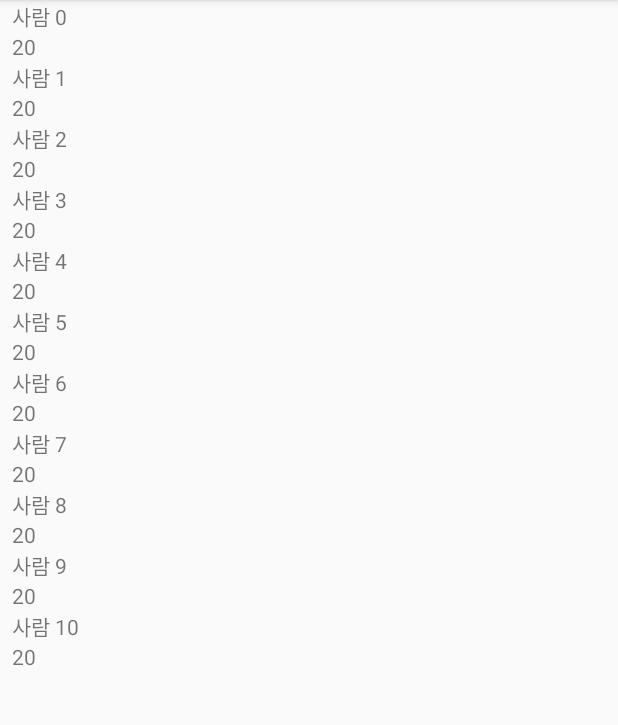
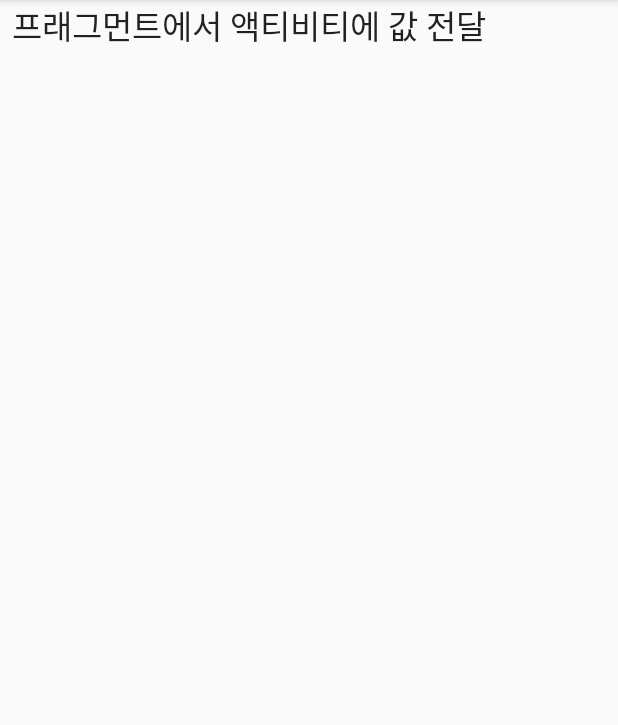
Before and after one commit to junsuk5/KotlinExam, an Android app: the screen it shows after launch (MainActivity), on a phone screen of 412 x 824 dp, the part 84-809 px from its top. Run offline under Robolectric (Android 15) with nearby library versions, the phone set to English and light mode, and no system bars; our stand-ins replace data binding; libraries missing offline, so code that uses them is left out: org.jetbrains.anko.

Commit message:
첫 화면 구조 잡기

```diff
--- a/app/build.gradle
+++ b/app/build.gradle
@@ -21,13 +21,13 @@ android {
         }
     }
     dataBinding {
-        enabled=true
+        enabled = true
     }
 }
 
 dependencies {
     implementation fileTree(dir: 'libs', include: ['*.jar'])
-    implementation"org.jetbrains.kotlin:kotlin-stdlib-jdk7:$kotlin_version"
+    implementation "org.jetbrains.kotlin:kotlin-stdlib-jdk7:$kotlin_version"
     implementation 'com.android.support:appcompat-v7:28.0.0'
     implementation 'com.android.support.constraint:constraint-layout:1.1.3'
     testImplementation 'junit:junit:4.12'
--- a/app/src/main/AndroidManifest.xml
+++ b/app/src/main/AndroidManifest.xml
@@ -9,11 +9,12 @@
         android:roundIcon="@mipmap/ic_launcher_round"
         android:supportsRtl="true"
         android:theme="@style/AppTheme">
+        <activity android:name=".item01.Item01Activity"></activity>
         <activity android:name=".MainActivity">
             <intent-filter>
-                <action android:name="android.intent.action.MAIN"/>
+                <action android:name="android.intent.action.MAIN" />
 
-                <category android:name="android.intent.category.LAUNCHER"/>
+                <category android:name="android.intent.category.LAUNCHER" />
             </intent-filter>
         </activity>
     </application>
--- a/app/src/main/java/com/example/kotlinexam/MainActivity.kt
+++ b/app/src/main/java/com/example/kotlinexam/MainActivity.kt
@@ -1,16 +1,15 @@
 package com.example.kotlinexam
 
+import android.content.Intent
 import android.os.Bundle
 import android.support.v7.app.AppCompatActivity
 import android.support.v7.widget.RecyclerView
 import android.view.LayoutInflater
 import android.view.ViewGroup
-import com.example.kotlinexam.databinding.ItemPersonBinding
+import com.example.kotlinexam.databinding.ItemSubjectBinding
+import com.example.kotlinexam.item01.Item01Activity
 import kotlinx.android.synthetic.main.activity_main.*
 import org.jetbrains.anko.AnkoLogger
-import org.jetbrains.anko.debug
-import org.jetbrains.anko.info
-import org.jetbrains.anko.toast
 
 class MainActivity : AppCompatActivity(), AnkoLogger {
 
@@ -18,134 +17,42 @@ class MainActivity : AppCompatActivity(), AnkoLogger {
         super.onCreate(savedInstanceState)
         setContentView(R.layout.activity_main)
 
-        val adapter = PersonAdapter { person ->
-            toast(person.toString())
+        val adapter = SubjectAdapter { subject ->
+            val intent = Intent(this, subject.clazz)
+            startActivity(intent)
         }
         recycler_view.adapter = adapter
 
-        val people = arrayListOf<Person>()
-        for (i in 0..10) {
-            people.add(Person("사람 $i", 20))
-        }
+        val subjects = arrayListOf<Subject>()
+        subjects.add(Subject("프래그먼트에서 액티비티에 값 전달", Item01Activity::class.java))
 
-        adapter.items = people
+        adapter.items = subjects
         adapter.notifyDataSetChanged()
     }
 
-    private fun 문법연습() {
-        val str = """
-                안녕하세요.
-                반갑습니다.
-                ㅇㄹㅁ;ㅓㄴㅇㄹ ㅁㄴㅇ
-                ㅁㄴㅇㄹ ㅇㄴ
-            """.trimIndent()
-
-        // Anko
-        debug(str)
-
-        val name = "오준석"
-        val age = 39
-
-        // 기존 방법
-        debug("제 이름은 " + name + "이고, 나이는 " + age + "입니다")
-        // 새로운 방법
-        debug("제 이름은 ${name}이고, 나이는 ${age}입니다")
-
-        // 1~5 까지 들어간 배열
-        val numbers = arrayOf(1, 2, 3, 4, 5)
-        // 1~5 까지 들어간 ArrayList
-        val numberList = arrayListOf(1, 2, 3, 4, 5)
-        // Map
-        val hashMap = hashMapOf(
-            "오준석" to "천재",
-            "장혁재" to "다이어트중?"
-        )
-
-
-        val a = 10
-        val b = 20
-        val max = if (a > b) a else b       // int max = a > b ? a : b
-
-        val x = 1
-        when (x) {
-            1 -> debug(x)
-            2 -> debug(2 * x)
-            in 3..5 -> debug("3~5")
-            in 8..10 -> debug("8~10")
-            else -> {
-                debug("else")
-                debug("else")
-                debug("else")
-            }
-        }
-
-
-        val numStr = when (x % 2) {
-            0 -> "짝"
-            else -> "홀"
-        }
-
-        // for(int i = 0; i < 10; i++)
-        for (i in 0..9) {
-
-        }
-
-        var text: String? = null
-
-        // 안전한 호출 ?.
-        debug(text?.trim())
-        // 강제 호출 !!     안 좋아!!!!!
-        //        debug(text!!.trim())
-
-        // 컬렉션
-        // ArrayList
-        val numList = arrayListOf(1, 2, 3, 4, 5)
-
-        // for (int num : numList) {
-        //      if (num % 2 == 0) {
-        //          log(num + "번");
-        //      }
-        // }
-        val filterd = numList
-            .filter { it % 2 == 0 }
-            .map { "${it}번" }
-
-        info { filterd }
-    }
-
-    // public String isEven(int number) { }
-    fun isEven(number: Int): String = when (number % 2) {
-        0 -> "짝"
-        else -> "홀"
-    }
 }
 
-// 모델
-data class Person(var name: String, var age: Int)
+data class Subject(val title: String, val clazz: Class<Item01Activity>)
 
-// Adapter
-class PersonAdapter(val callback: (person: Person) -> Unit) :
-    RecyclerView.Adapter<PersonAdapter.PersonViewHolder>() {
-    var items = arrayListOf<Person>()
+class SubjectAdapter(private val clickListener: (person: Subject) -> Unit) :
+    RecyclerView.Adapter<SubjectAdapter.SubjectViewHolder>() {
+    var items = arrayListOf<Subject>()
 
-    override fun onCreateViewHolder(parent: ViewGroup, position: Int): PersonViewHolder {
+    class SubjectViewHolder(val binding: ItemSubjectBinding) : RecyclerView.ViewHolder(binding.root)
+
+    override fun onCreateViewHolder(parent: ViewGroup, viewType: Int): SubjectViewHolder {
         val view = LayoutInflater.from(parent.context)
-            .inflate(R.layout.item_person, parent, false)
-        val holder = PersonViewHolder(ItemPersonBinding.bind(view))
+            .inflate(R.layout.item_subject, parent, false)
+        val viewHolder = SubjectViewHolder(ItemSubjectBinding.bind(view))
         view.setOnClickListener {
-            callback.invoke(items[holder.adapterPosition])
+            clickListener.invoke(items[viewHolder.adapterPosition])
         }
-        return holder
+        return viewHolder
     }
 
     override fun getItemCount() = items.size
 
-    override fun onBindViewHolder(holder: PersonViewHolder, position: Int) {
-        holder.binding.person = items[position]
+    override fun onBindViewHolder(holder: SubjectViewHolder, position: Int) {
+        holder.binding.subject = items[position]
     }
-
-
-    // ViewHolder
-    class PersonViewHolder(val binding: ItemPersonBinding) : RecyclerView.ViewHolder(binding.root)
-
 }
--- /dev/null
+++ b/app/src/main/res/layout/item_subject.xml
@@ -0,0 +1,23 @@
+<?xml version="1.0" encoding="utf-8"?>
+<layout>
+
+    <data>
+
+        <variable
+            name="subject"
+            type="com.example.kotlinexam.Subject" />
+    </data>
+
+    <LinearLayout xmlns:android="http://schemas.android.com/apk/res/android"
+        android:layout_width="match_parent"
+        android:layout_height="wrap_content"
+        android:orientation="vertical">
+
+        <TextView
+            android:layout_width="match_parent"
+            android:layout_height="wrap_content"
+            android:text="@{subject.title}"
+            android:textAppearance="@style/TextAppearance.AppCompat.Large" />
+
+    </LinearLayout>
+</layout>
```
Also changed, not shown: app/src/main/java/com/example/kotlinexam/item01/Item01Activity.kt (added, +13 -0 lines), app/src/main/java/com/example/kotlinexam/item01/JavaTest.java (added, +9 -0 lines), app/src/main/res/layout/activity_item01.xml (added, +9 -0 lines). Lines whose indentation alone changed are shown as unchanged.
